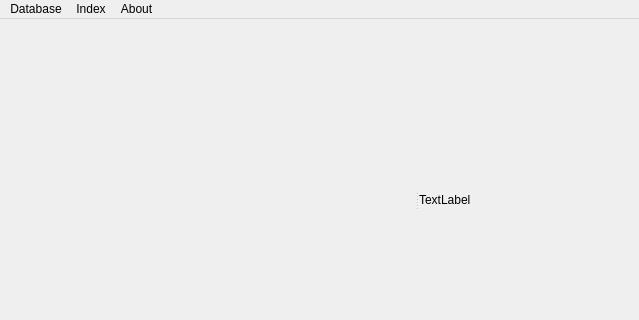
Old version of the form mainwindow.ui in the repository overloop/picture_search; both pictures show x 0 to 639 and y 0 to 320 of the 639 by 499 pixel window.
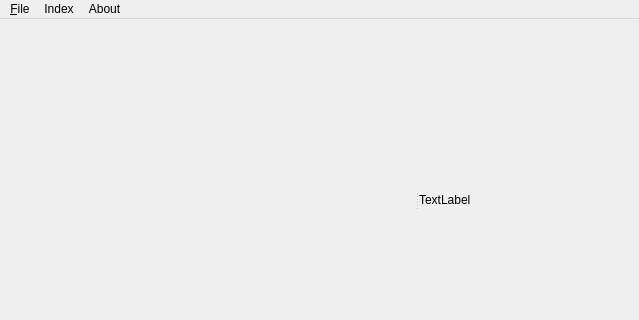
New version of the form. Custom widgets are drawn as their Qt base class.

```diff
--- a/mainwindow.ui
+++ b/mainwindow.ui
@@ -125,7 +125,7 @@
    </widget>
    <widget class="QMenu" name="menuDatabase">
     <property name="title">
-     <string>Database</string>
+     <string>&amp;File</string>
     </property>
     <addaction name="openDatabase"/>
    </widget>
```
Left out of the diff: 29 changed lines with no effect on the pictures.
